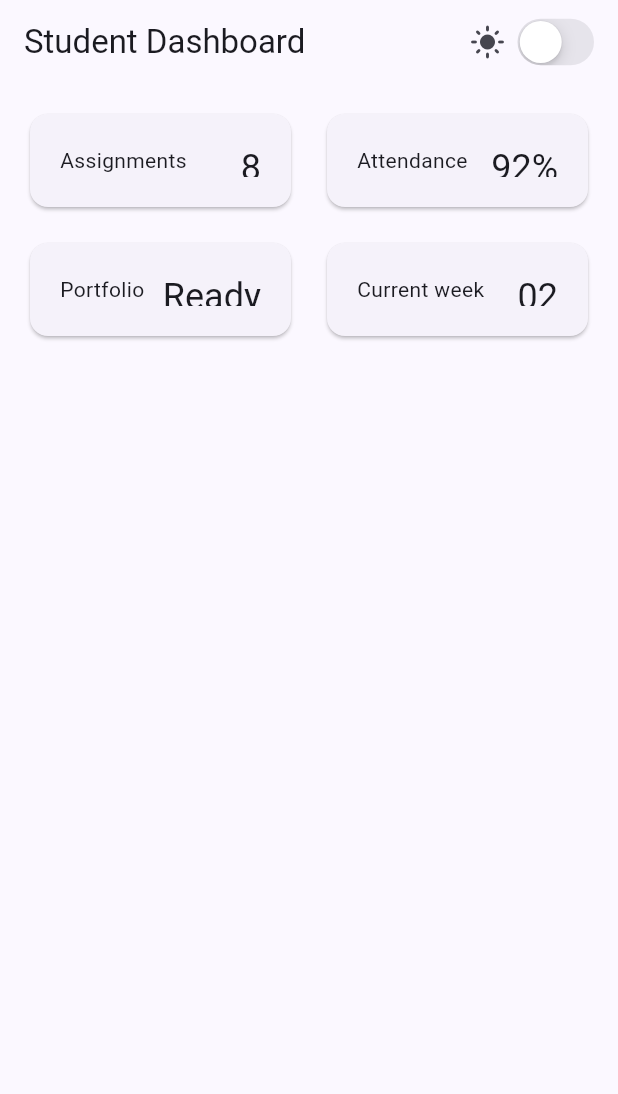
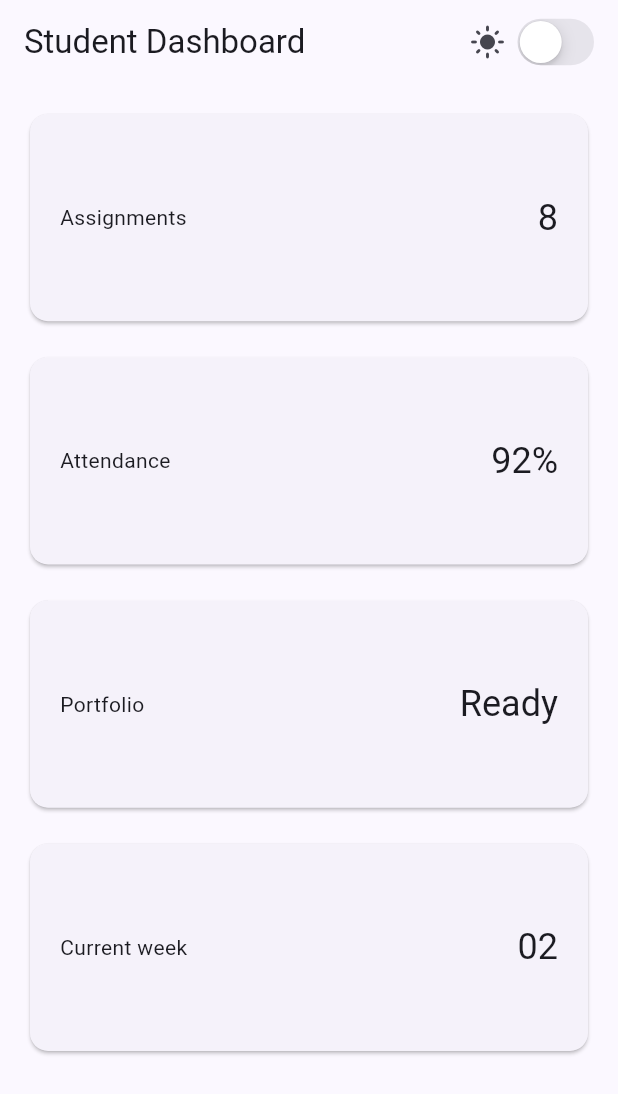
Before and after one commit to RizkyFirdiansyah/244107020013-mobile-course, a Flutter app: the screen it shows after launch, on a phone screen of 412 x 824 dp. Shown: the top 1094 px of the screen. Run offline on Flutter 3.47's test engine with Material 3 defaults, Android fonts, the phone set to English and light mode, and no system bars.

Commit message:
update: ubah themeMode (dark & system

```diff
--- a/02-week-2-declarative-ui-responsive-design/lib/main.dart
+++ b/02-week-2-declarative-ui-responsive-design/lib/main.dart
@@ -23,7 +23,9 @@ class _DashboardAppState extends State<DashboardApp> {
         brightness: Brightness.dark,
         colorSchemeSeed: Colors.indigo,
       ),
-      themeMode: isDark ? ThemeMode.dark : ThemeMode.light,
+      // themeMode: isDark ? ThemeMode.dark : ThemeMode.light,
+      // themeMode: ThemeMode.dark,
+      themeMode: ThemeMode.system,
       home: DashboardPage(
         isDark: isDark,
         onDarkChanged: (value) => setState(() => isDark = value),
@@ -59,7 +61,7 @@ class DashboardPage extends StatelessWidget {
       ),
       body: LayoutBuilder(
         builder: (context, constraints) {
-          final columns = constraints.maxWidth >= 380 ? 2 : 1;
+          final columns = constraints.maxWidth >= 700 ? 2 : 1;
           return GridView.count(
             padding: const EdgeInsets.all(16),
             crossAxisCount: columns,
```
